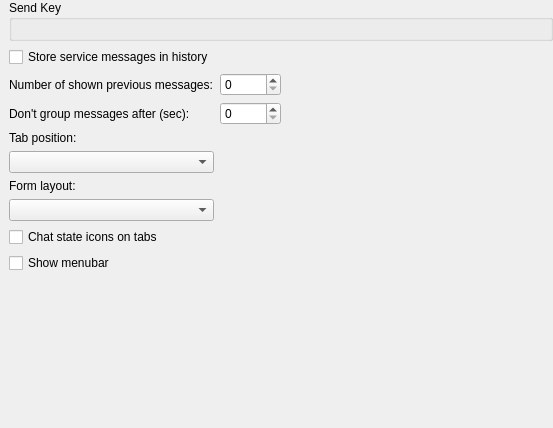
Old version of the form src/corelayers/adiumchat/tabbedchatform/settings/tabbedchatbehavior.ui in the repository euroelessar/qutim.
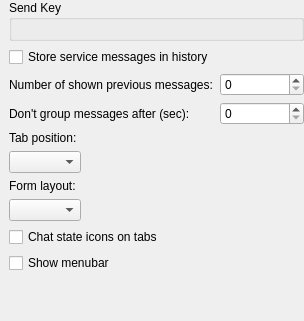
New version of the form.

```diff
--- a/src/corelayers/adiumchat/tabbedchatform/settings/tabbedchatbehavior.ui
+++ b/src/corelayers/adiumchat/tabbedchatform/settings/tabbedchatbehavior.ui
@@ -6,14 +6,20 @@
    <rect>
     <x>0</x>
     <y>0</y>
-    <width>553</width>
-    <height>428</height>
+    <width>304</width>
+    <height>321</height>
    </rect>
   </property>
   <property name="windowTitle">
    <string>Form</string>
   </property>
-  <layout class="QGridLayout" name="gridLayout">
+  <layout class="QFormLayout" name="formLayout">
+   <property name="rowWrapPolicy">
+    <enum>QFormLayout::WrapLongRows</enum>
+   </property>
+   <property name="labelAlignment">
+    <set>Qt::AlignLeading|Qt::AlignLeft|Qt::AlignVCenter</set>
+   </property>
    <property name="leftMargin">
     <number>9</number>
    </property>
@@ -26,20 +32,6 @@
    <property name="bottomMargin">
     <number>0</number>
    </property>
-   <item row="0" column="0" colspan="4">
-    <widget class="QGroupBox" name="groupBox">
-     <property name="sizePolicy">
-      <sizepolicy hsizetype="Preferred" vsizetype="Preferred">
-       <horstretch>0</horstretch>
-       <verstretch>0</verstretch>
-      </sizepolicy>
-     </property>
-     <property name="title">
-      <string>Send Key</string>
-     </property>
-     <layout class="QGridLayout" name="gridLayout_2"/>
-    </widget>
-   </item>
    <item row="1" column="0">
     <widget class="QCheckBox" name="storeBox">
      <property name="text">
@@ -57,6 +49,9 @@
      </property>
     </widget>
    </item>
+   <item row="2" column="1">
+    <widget class="QSpinBox" name="recentBox"/>
+   </item>
    <item row="3" column="0">
     <widget class="QLabel" name="label_2">
      <property name="text">
@@ -64,19 +59,6 @@
      </property>
     </widget>
    </item>
-   <item row="10" column="0">
-    <spacer name="verticalSpacer">
-     <property name="orientation">
-      <enum>Qt::Vertical</enum>
-     </property>
-     <property name="sizeHint" stdset="0">
-      <size>
-       <width>180</width>
-       <height>328</height>
-      </size>
-     </property>
-    </spacer>
-   </item>
    <item row="3" column="1">
     <widget class="QSpinBox" name="groupUntil">
      <property name="maximum">
@@ -84,35 +66,6 @@
      </property>
     </widget>
    </item>
-   <item row="3" column="2">
-    <spacer name="horizontalSpacer_2">
-     <property name="orientation">
-      <enum>Qt::Horizontal</enum>
-     </property>
-     <property name="sizeHint" stdset="0">
-      <size>
-       <width>40</width>
-       <height>20</height>
-      </size>
-     </property>
-    </spacer>
-   </item>
-   <item row="2" column="1">
-    <widget class="QSpinBox" name="recentBox"/>
-   </item>
-   <item row="2" column="2">
-    <spacer name="horizontalSpacer">
-     <property name="orientation">
-      <enum>Qt::Horizontal</enum>
-     </property>
-     <property name="sizeHint" stdset="0">
-      <size>
-       <width>40</width>
-       <height>20</height>
-      </size>
-     </property>
-    </spacer>
-   </item>
    <item row="4" column="0">
     <widget class="QLabel" name="label_3">
      <property name="text">
@@ -120,6 +73,9 @@
      </property>
     </widget>
    </item>
+   <item row="5" column="0">
+    <widget class="QComboBox" name="tabPositionBox"/>
+   </item>
    <item row="6" column="0">
     <widget class="QLabel" name="label_4">
      <property name="text">
@@ -130,9 +86,6 @@
    <item row="7" column="0">
     <widget class="QComboBox" name="formLayoutBox"/>
    </item>
-   <item row="5" column="0">
-    <widget class="QComboBox" name="tabPositionBox"/>
-   </item>
    <item row="8" column="0">
     <widget class="QCheckBox" name="stateBox">
      <property name="text">
@@ -147,6 +100,20 @@
      </property>
     </widget>
    </item>
+   <item row="0" column="0" colspan="2">
+    <widget class="QGroupBox" name="groupBox">
+     <property name="sizePolicy">
+      <sizepolicy hsizetype="Preferred" vsizetype="Preferred">
+       <horstretch>0</horstretch>
+       <verstretch>0</verstretch>
+      </sizepolicy>
+     </property>
+     <property name="title">
+      <string>Send Key</string>
+     </property>
+     <layout class="QGridLayout" name="gridLayout_2"/>
+    </widget>
+   </item>
   </layout>
  </widget>
  <resources/>
```
